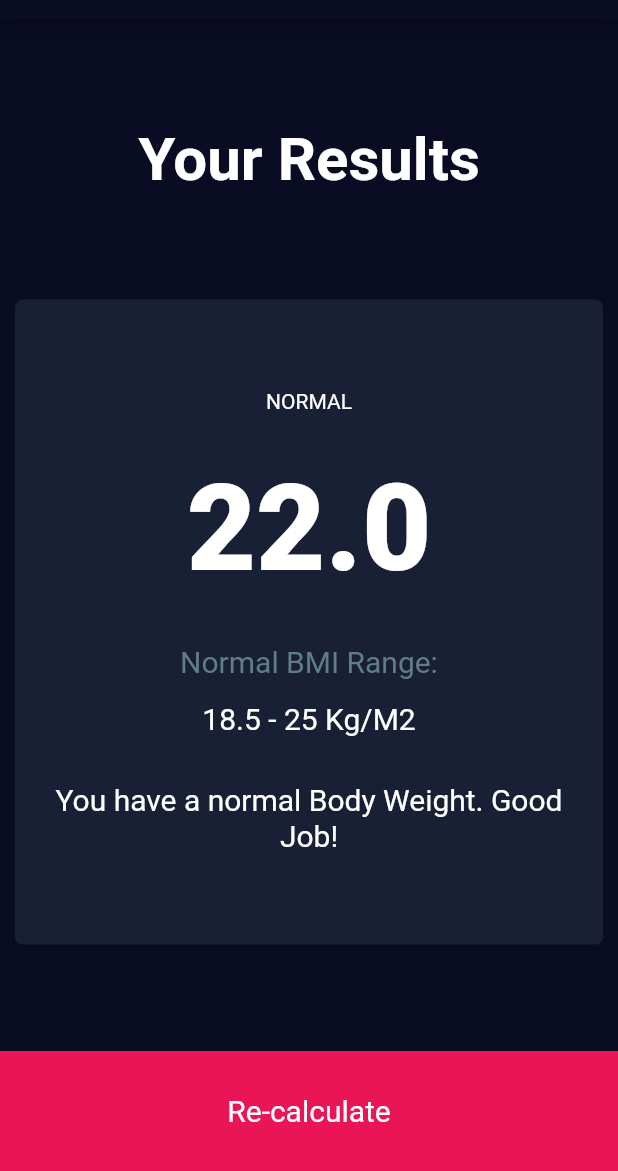
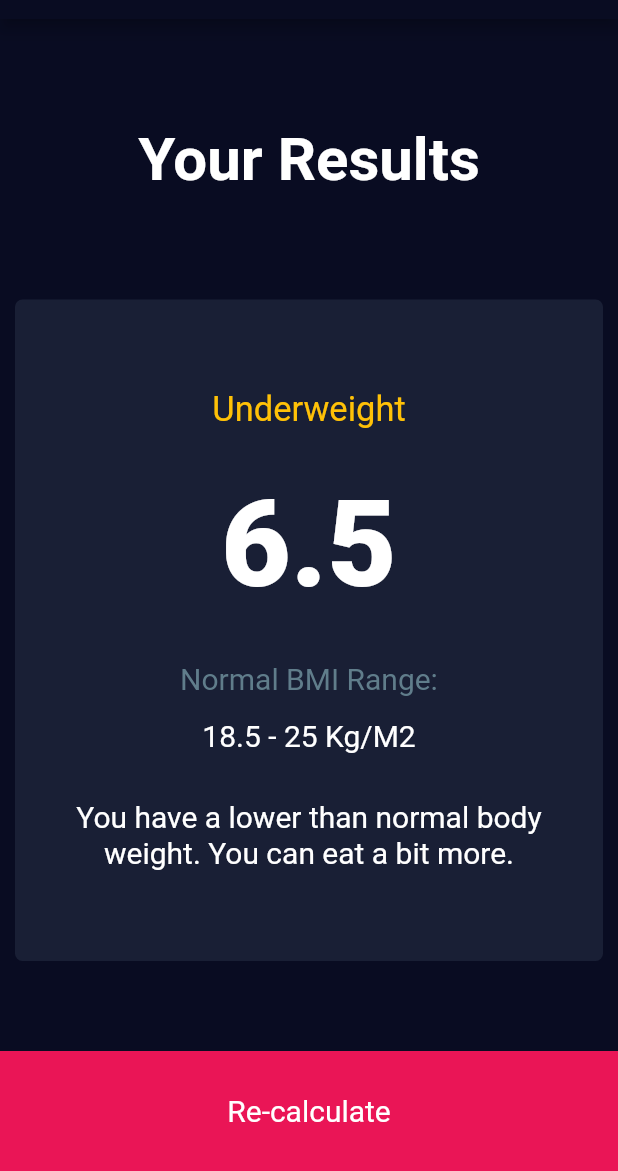
Before and after one commit to bherwanisuraj/bmi-calculator-flutter, a Flutter app: the screen it shows after launch, item 2 of the bottom bar chosen, after a tap on "Calculate", on a phone screen of 412 x 824 dp, the part 65-1236 px from its top. Run offline on Flutter 3.47's test engine with Material 2 defaults, Android fonts, the phone set to English and light mode, and no system bars.

```diff
--- a/lib/Screens/homepage.dart
+++ b/lib/Screens/homepage.dart
@@ -1,5 +1,7 @@
+import 'package:bmi_calculator/Screens/results.dart';
 import 'package:bmi_calculator/Styling/stylesheet.dart';
 import 'package:bmi_calculator/Widgets/tiles.dart';
+import 'package:bmi_calculator/function/bmibrain.dart';
 import 'package:flutter/material.dart';
 
 class MyHomePage extends StatefulWidget {
@@ -229,7 +231,19 @@ class _MyHomePageState extends State<MyHomePage> {
             )),
             GestureDetector(
               onTap: () {
-                Navigator.pushNamed(context, 'calculate');
+                BmiBrain calc =
+                    BmiBrain(height: height.toInt(), weight: weight);
+                calc.calculateBMI();
+                Navigator.push(
+                  context,
+                  MaterialPageRoute(
+                    builder: (context) => Results(
+                      bmi: calc.calculateBMI(),
+                      comments: calc.comments(),
+                      reportLabel: calc.getBmi(),
+                    ),
+                  ),
+                );
               },
               child: Container(
                 child: const Center(
--- a/lib/Screens/results.dart
+++ b/lib/Screens/results.dart
@@ -3,7 +3,11 @@ import 'package:bmi_calculator/Widgets/tiles.dart';
 import 'package:flutter/material.dart';
 
 class Results extends StatefulWidget {
-  const Results({Key? key}) : super(key: key);
+  const Results(
+      {required this.reportLabel, required this.bmi, required this.comments});
+
+  final Map<String, Color> reportLabel;
+  final String bmi, comments;
 
   @override
   State<Results> createState() => _ResultsState();
@@ -70,12 +74,14 @@ class _ResultsState extends State<Results> {
                           child: Column(
                             children: [
                               Text(
-                                "NORMAL",
-                                style: klabel,
+                                widget.reportLabel.keys.first,
+                                style: klabelReport(
+                                    colour: widget.reportLabel[
+                                        widget.reportLabel.keys.first]!),
                               ),
                               SizedBox(height: 30.0),
                               Text(
-                                "22.0",
+                                widget.bmi,
                                 style: kNumberBig,
                               ),
                               SizedBox(height: 30.0),
@@ -91,7 +97,7 @@ class _ResultsState extends State<Results> {
                               SizedBox(height: 30.0),
                               Center(
                                 child: Text(
-                                  "You have a normal Body Weight. Good Job!",
+                                  widget.comments,
                                   style: klabelText2,
                                   textAlign: TextAlign.center,
                                 ),
--- a/lib/Styling/stylesheet.dart
+++ b/lib/Styling/stylesheet.dart
@@ -10,7 +10,7 @@ const klabel = TextStyle(color: Colors.white);
 const klabelText = TextStyle(color: Colors.blueGrey, fontSize: 20.0);
 const klabelText2 = TextStyle(color: Colors.white, fontSize: 20.0, height: 1.2);
 
-TextStyle klabelReport(Color colour) {
+TextStyle klabelReport({Color colour = Colors.white}) {
   return TextStyle(color: colour, fontSize: 23.0);
 }
 
--- /dev/null
+++ b/lib/function/bmibrain.dart
@@ -0,0 +1,40 @@
+import 'dart:math';
+
+import 'package:flutter/material.dart';
+
+class BmiBrain {
+  BmiBrain({required this.height, required this.weight});
+
+  final int height, weight;
+  double _bmi = 0;
+  List<String> report = ['Overweight', 'Normal', 'Underweight'];
+
+  String calculateBMI() {
+    _bmi = weight / pow(height / 100, 2);
+    return _bmi.toStringAsFixed(1);
+  }
+
+  Map<String, Color> getBmi() {
+    if (_bmi >= 25) {
+      return {report[0]: Colors.redAccent};
+    } else if (_bmi >= 18.5 && _bmi <= 28) {
+      return {report[1]: Colors.green};
+    } else if (_bmi < 18.5) {
+      return {report[2]: Colors.amber};
+    } else {
+      return {"Some error occured": Colors.red};
+    }
+  }
+
+  String comments() {
+    if (_bmi >= 25) {
+      return "You have a higher than normal body weight. Try to exercise more.";
+    } else if (_bmi >= 18.5 && _bmi <= 28) {
+      return "You have a normal body weight. Good job!";
+    } else if (_bmi < 18.5) {
+      return "You have a lower than normal body weight. You can eat a bit more.";
+    } else {
+      return "Some error occured.";
+    }
+  }
+}
--- a/lib/main.dart
+++ b/lib/main.dart
@@ -1,5 +1,4 @@
 import 'package:bmi_calculator/Screens/homepage.dart';
-import 'package:bmi_calculator/Screens/results.dart';
 import 'package:flutter/material.dart';
 
 void main() {
@@ -11,13 +10,9 @@ class BMICalc extends StatelessWidget {
 
   @override
   Widget build(BuildContext context) {
-    return MaterialApp(
+    return const MaterialApp(
         debugShowCheckedModeBanner: false,
         title: 'BMI App',
-        initialRoute: '/',
-        routes: {
-          '/': (context) => MyHomePage(title: 'BMI App'),
-          'calculate': (context) => Results(),
-        });
+        home: MyHomePage(title: "BMI App"));
   }
 }
```
Also changed, not shown: pubspec.lock, 1 other file.
